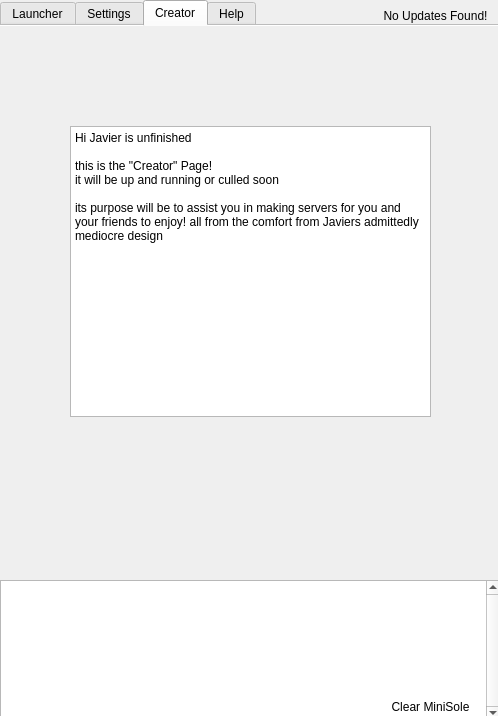
Neeko-iko/JavierLauncher, file Internals/Super Internals/JavierUI.ui: the form before one commit.
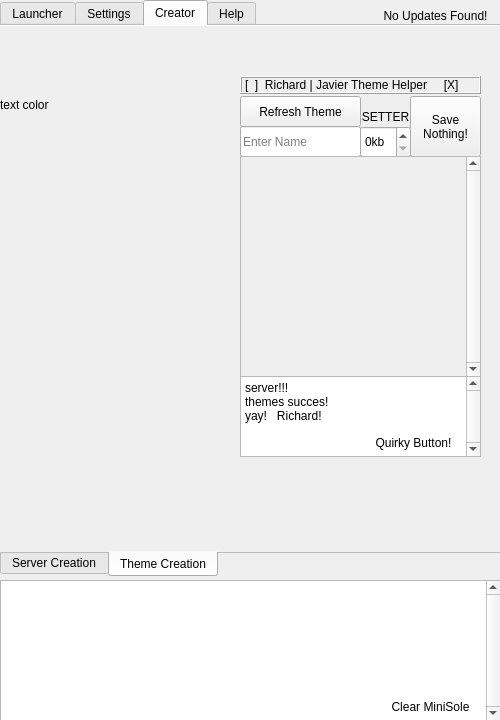
The form after the commit. The open tabs and pages were chosen to show the change.

Commit message: bunch of stuff eula auto acception java selector stuff theme start

```diff
--- a/Internals/Super Internals/JavierUI.ui
+++ b/Internals/Super Internals/JavierUI.ui
@@ -9,20 +9,26 @@
    <rect>
     <x>0</x>
     <y>0</y>
-    <width>498</width>
-    <height>716</height>
+    <width>500</width>
+    <height>720</height>
    </rect>
   </property>
+  <property name="sizePolicy">
+   <sizepolicy hsizetype="Fixed" vsizetype="Fixed">
+    <horstretch>0</horstretch>
+    <verstretch>0</verstretch>
+   </sizepolicy>
+  </property>
   <property name="minimumSize">
    <size>
-    <width>498</width>
-    <height>615</height>
+    <width>500</width>
+    <height>720</height>
    </size>
   </property>
   <property name="maximumSize">
    <size>
-    <width>16777215</width>
-    <height>16777215</height>
+    <width>500</width>
+    <height>720</height>
    </size>
   </property>
   <property name="windowTitle">
@@ -32,6 +38,9 @@
    <bool>false</bool>
   </property>
   <widget class="QWidget" name="centralwidget">
+   <property name="enabled">
+    <bool>true</bool>
+   </property>
    <property name="minimumSize">
     <size>
      <width>500</width>
@@ -565,31 +574,6 @@
        <attribute name="title">
         <string>Server Related</string>
        </attribute>
-       <widget class="QPushButton" name="pushButton">
-        <property name="geometry">
-         <rect>
-          <x>110</x>
-          <y>230</y>
-          <width>221</width>
-          <height>34</height>
-         </rect>
-        </property>
-        <property name="minimumSize">
-         <size>
-          <width>169</width>
-          <height>0</height>
-         </size>
-        </property>
-        <property name="toolTip">
-         <string>the spooky secret button ooooooo</string>
-        </property>
-        <property name="text">
-         <string>quirky button lol but this time extra</string>
-        </property>
-        <property name="flat">
-         <bool>true</bool>
-        </property>
-       </widget>
        <widget class="QLineEdit" name="jarFileEntry">
         <property name="geometry">
          <rect>
@@ -779,27 +763,229 @@
      <attribute name="toolTip">
       <string>The Server Creator, where you make your servers</string>
      </attribute>
-     <widget class="QPlainTextEdit" name="plainTextEdit">
+     <widget class="QTabWidget" name="createtabs">
       <property name="geometry">
        <rect>
-        <x>70</x>
-        <y>100</y>
-        <width>361</width>
-        <height>291</height>
+        <x>0</x>
+        <y>0</y>
+        <width>501</width>
+        <height>551</height>
        </rect>
       </property>
-      <property name="readOnly">
+      <property name="tabPosition">
+       <enum>QTabWidget::South</enum>
+      </property>
+      <property name="tabShape">
+       <enum>QTabWidget::Rounded</enum>
+      </property>
+      <property name="currentIndex">
+       <number>0</number>
+      </property>
+      <property name="usesScrollButtons">
+       <bool>false</bool>
+      </property>
+      <property name="documentMode">
        <bool>true</bool>
       </property>
-      <property name="plainText">
-       <string>Hi Javier is unfinished 
-
-this is the &quot;Creator&quot; Page!
-it will be up and running or culled soon
-
-its purpose will be to assist you in making servers for you and your friends to enjoy! all from the comfort from Javiers admittedly mediocre design
-</string>
-      </property>
+      <widget class="QWidget" name="creator">
+       <attribute name="title">
+        <string>Server Creation</string>
+       </attribute>
+      </widget>
+      <widget class="QWidget" name="themer">
+       <attribute name="title">
+        <string>Theme Creation</string>
+       </attribute>
+       <widget class="QLabel" name="label">
+        <property name="geometry">
+         <rect>
+          <x>0</x>
+          <y>70</y>
+          <width>81</width>
+          <height>18</height>
+         </rect>
+        </property>
+        <property name="text">
+         <string>text color</string>
+        </property>
+       </widget>
+       <widget class="QWidget" name="widget" native="true">
+        <property name="geometry">
+         <rect>
+          <x>240</x>
+          <y>50</y>
+          <width>251</width>
+          <height>381</height>
+         </rect>
+        </property>
+        <widget class="QPlainTextEdit" name="plainTextEdit">
+         <property name="geometry">
+          <rect>
+           <x>0</x>
+           <y>300</y>
+           <width>241</width>
+           <height>81</height>
+          </rect>
+         </property>
+         <property name="verticalScrollBarPolicy">
+          <enum>Qt::ScrollBarAlwaysOn</enum>
+         </property>
+         <property name="plainText">
+          <string>server!!!
+themes succes!
+yay!   Richard!</string>
+         </property>
+        </widget>
+        <widget class="QPushButton" name="richardSave">
+         <property name="geometry">
+          <rect>
+           <x>170</x>
+           <y>20</y>
+           <width>71</width>
+           <height>61</height>
+          </rect>
+         </property>
+         <property name="text">
+          <string>Save
+Nothing!</string>
+         </property>
+        </widget>
+        <widget class="QLabel" name="richardTitle">
+         <property name="geometry">
+          <rect>
+           <x>0</x>
+           <y>0</y>
+           <width>241</width>
+           <height>18</height>
+          </rect>
+         </property>
+         <property name="frameShape">
+          <enum>QFrame::Box</enum>
+         </property>
+         <property name="frameShadow">
+          <enum>QFrame::Raised</enum>
+         </property>
+         <property name="text">
+          <string>[  ]  Richard | Javier Theme Helper     [X]</string>
+         </property>
+        </widget>
+        <widget class="QSpinBox" name="spinBox">
+         <property name="geometry">
+          <rect>
+           <x>120</x>
+           <y>50</y>
+           <width>51</width>
+           <height>32</height>
+          </rect>
+         </property>
+         <property name="suffix">
+          <string>kb</string>
+         </property>
+         <property name="maximum">
+          <number>9</number>
+         </property>
+        </widget>
+        <widget class="QLabel" name="richardLabel1">
+         <property name="geometry">
+          <rect>
+           <x>120</x>
+           <y>30</y>
+           <width>51</width>
+           <height>21</height>
+          </rect>
+         </property>
+         <property name="text">
+          <string>SETTER</string>
+         </property>
+         <property name="alignment">
+          <set>Qt::AlignCenter</set>
+         </property>
+        </widget>
+        <widget class="QLineEdit" name="richardName">
+         <property name="geometry">
+          <rect>
+           <x>0</x>
+           <y>50</y>
+           <width>121</width>
+           <height>31</height>
+          </rect>
+         </property>
+         <property name="placeholderText">
+          <string>Enter Name</string>
+         </property>
+        </widget>
+        <widget class="QPushButton" name="richardRefresh">
+         <property name="geometry">
+          <rect>
+           <x>0</x>
+           <y>20</y>
+           <width>121</width>
+           <height>31</height>
+          </rect>
+         </property>
+         <property name="text">
+          <string>Refresh Theme</string>
+         </property>
+        </widget>
+        <widget class="QPushButton" name="pushButton">
+         <property name="geometry">
+          <rect>
+           <x>128</x>
+           <y>350</y>
+           <width>91</width>
+           <height>34</height>
+          </rect>
+         </property>
+         <property name="minimumSize">
+          <size>
+           <width>0</width>
+           <height>0</height>
+          </size>
+         </property>
+         <property name="toolTip">
+          <string>the spooky secret button ooooooo</string>
+         </property>
+         <property name="text">
+          <string>Quirky Button!</string>
+         </property>
+         <property name="flat">
+          <bool>true</bool>
+         </property>
+        </widget>
+        <widget class="QScrollArea" name="scrollArea">
+         <property name="geometry">
+          <rect>
+           <x>0</x>
+           <y>80</y>
+           <width>241</width>
+           <height>221</height>
+          </rect>
+         </property>
+         <property name="frameShadow">
+          <enum>QFrame::Sunken</enum>
+         </property>
+         <property name="verticalScrollBarPolicy">
+          <enum>Qt::ScrollBarAlwaysOn</enum>
+         </property>
+         <property name="horizontalScrollBarPolicy">
+          <enum>Qt::ScrollBarAlwaysOff</enum>
+         </property>
+         <property name="widgetResizable">
+          <bool>true</bool>
+         </property>
+         <widget class="QWidget" name="scrollAreaWidgetContents_2">
+          <property name="geometry">
+           <rect>
+            <x>0</x>
+            <y>0</y>
+            <width>216</width>
+            <height>217</height>
+           </rect>
+          </property>
+         </widget>
+        </widget>
+       </widget>
+      </widget>
      </widget>
     </widget>
     <widget class="QWidget" name="helpTab">
@@ -836,10 +1022,16 @@
       <verstretch>0</verstretch>
      </sizepolicy>
     </property>
+    <property name="minimumSize">
+     <size>
+      <width>500</width>
+      <height>0</height>
+     </size>
+    </property>
     <property name="maximumSize">
      <size>
       <width>16777215</width>
-      <height>192</height>
+      <height>200</height>
      </size>
     </property>
     <property name="mouseTracking">
```
Left out of the diff: 69 changed lines with no effect on the pictures. The commit also changes 5 other files.
